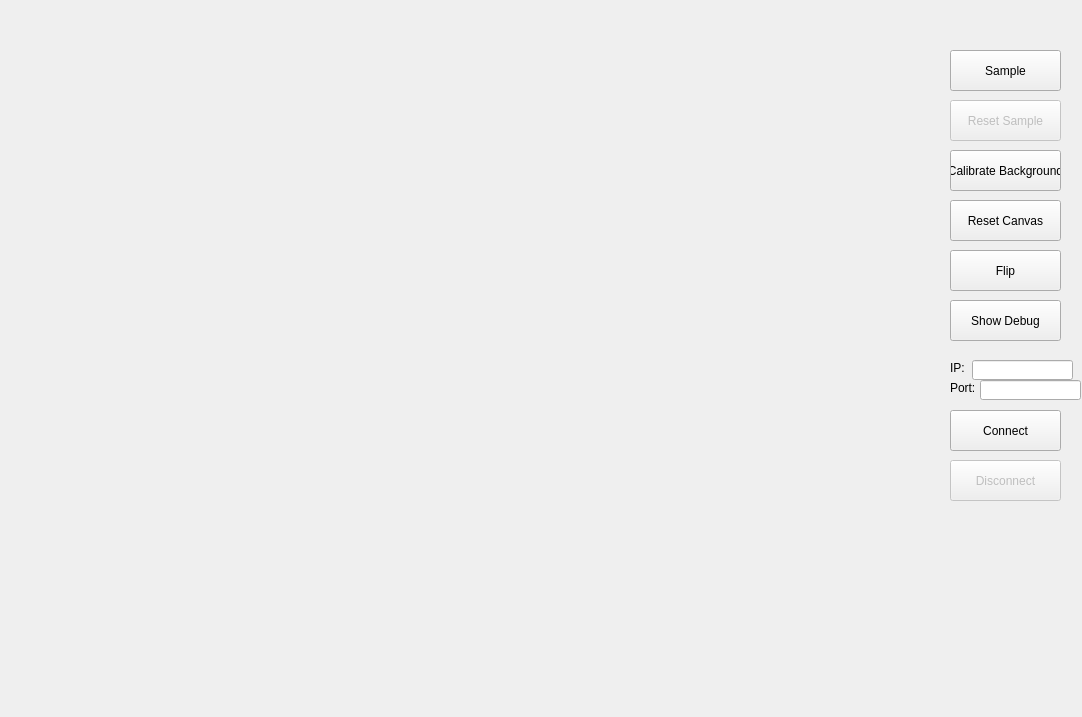
The window that src/FingerDrawing/ui/mainwindow.ui (eladeliav/FingerDrawing) describes before a commit, drawn with Qt 5.
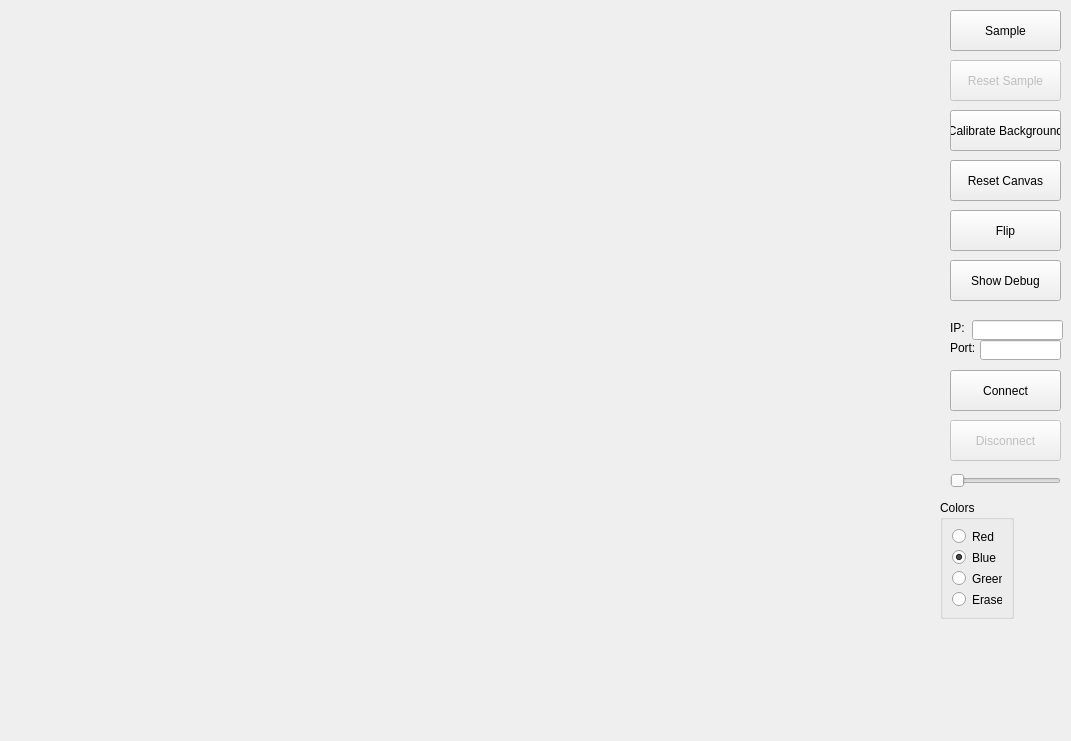
The same window after the commit.

```diff
--- a/src/FingerDrawing/ui/mainwindow.ui
+++ b/src/FingerDrawing/ui/mainwindow.ui
@@ -6,10 +6,16 @@
    <rect>
     <x>0</x>
     <y>0</y>
-    <width>1082</width>
-    <height>717</height>
+    <width>1071</width>
+    <height>741</height>
    </rect>
   </property>
+  <property name="sizePolicy">
+   <sizepolicy hsizetype="Minimum" vsizetype="Minimum">
+    <horstretch>0</horstretch>
+    <verstretch>0</verstretch>
+   </sizepolicy>
+  </property>
   <property name="windowTitle">
    <string>FingerDrawing</string>
   </property>
@@ -31,7 +37,7 @@
     <property name="geometry">
      <rect>
       <x>950</x>
-      <y>50</y>
+      <y>10</y>
       <width>111</width>
       <height>41</height>
      </rect>
@@ -47,7 +53,7 @@
     <property name="geometry">
      <rect>
       <x>950</x>
-      <y>100</y>
+      <y>60</y>
       <width>111</width>
       <height>41</height>
      </rect>
@@ -60,7 +66,7 @@
     <property name="geometry">
      <rect>
       <x>950</x>
-      <y>150</y>
+      <y>110</y>
       <width>111</width>
       <height>41</height>
      </rect>
@@ -73,7 +79,7 @@
     <property name="geometry">
      <rect>
       <x>950</x>
-      <y>200</y>
+      <y>160</y>
       <width>111</width>
       <height>41</height>
      </rect>
@@ -86,7 +92,7 @@
     <property name="geometry">
      <rect>
       <x>950</x>
-      <y>250</y>
+      <y>210</y>
       <width>111</width>
       <height>41</height>
      </rect>
@@ -99,7 +105,7 @@
     <property name="geometry">
      <rect>
       <x>950</x>
-      <y>300</y>
+      <y>260</y>
       <width>111</width>
       <height>41</height>
      </rect>
@@ -112,8 +118,8 @@
     <property name="geometry">
      <rect>
       <x>972</x>
-      <y>360</y>
-      <width>101</width>
+      <y>320</y>
+      <width>91</width>
       <height>20</height>
      </rect>
     </property>
@@ -122,7 +128,7 @@
     <property name="geometry">
      <rect>
       <x>950</x>
-      <y>360</y>
+      <y>320</y>
       <width>21</width>
       <height>16</height>
      </rect>
@@ -135,7 +141,7 @@
     <property name="geometry">
      <rect>
       <x>950</x>
-      <y>380</y>
+      <y>340</y>
       <width>31</width>
       <height>16</height>
      </rect>
@@ -148,8 +154,8 @@
     <property name="geometry">
      <rect>
       <x>980</x>
-      <y>380</y>
-      <width>101</width>
+      <y>340</y>
+      <width>81</width>
       <height>20</height>
      </rect>
     </property>
@@ -158,7 +164,7 @@
     <property name="geometry">
      <rect>
       <x>950</x>
-      <y>410</y>
+      <y>370</y>
       <width>111</width>
       <height>41</height>
      </rect>
@@ -174,7 +180,7 @@
     <property name="geometry">
      <rect>
       <x>950</x>
-      <y>460</y>
+      <y>420</y>
       <width>111</width>
       <height>41</height>
      </rect>
@@ -183,18 +189,67 @@
      <string>Disconnect</string>
     </property>
    </widget>
-   <widget class="QWidget" name="testwidget" native="true">
-    <property name="enabled">
-     <bool>false</bool>
+   <widget class="QSlider" name="size_slider">
+    <property name="geometry">
+     <rect>
+      <x>950</x>
+      <y>470</y>
+      <width>111</width>
+      <height>22</height>
+     </rect>
     </property>
+    <property name="orientation">
+     <enum>Qt::Horizontal</enum>
+    </property>
+   </widget>
+   <widget class="QGroupBox" name="color_box">
     <property name="geometry">
      <rect>
-      <x>810</x>
-      <y>570</y>
-      <width>120</width>
-      <height>80</height>
+      <x>940</x>
+      <y>500</y>
+      <width>74</width>
+      <height>119</height>
      </rect>
     </property>
+    <property name="title">
+     <string>Colors</string>
+    </property>
+    <layout class="QVBoxLayout" name="verticalLayout">
+     <item>
+      <widget class="QRadioButton" name="ared_radio">
+       <property name="text">
+        <string>Red</string>
+       </property>
+      </widget>
+     </item>
+     <item>
+      <widget class="QRadioButton" name="bblue_radio">
+       <property name="enabled">
+        <bool>true</bool>
+       </property>
+       <property name="text">
+        <string>Blue</string>
+       </property>
+       <property name="checked">
+        <bool>true</bool>
+       </property>
+      </widget>
+     </item>
+     <item>
+      <widget class="QRadioButton" name="cgreen_radio">
+       <property name="text">
+        <string>Green</string>
+       </property>
+      </widget>
+     </item>
+     <item>
+      <widget class="QRadioButton" name="deraser_radio">
+       <property name="text">
+        <string>Eraser</string>
+       </property>
+      </widget>
+     </item>
+    </layout>
    </widget>
   </widget>
  </widget>
```
